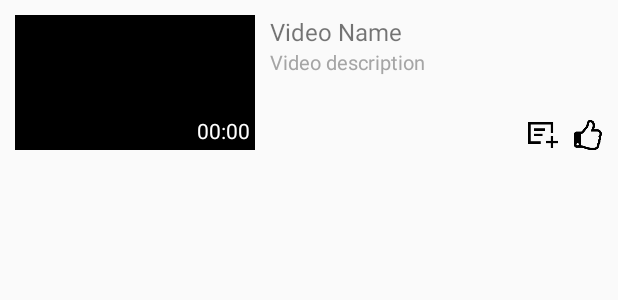
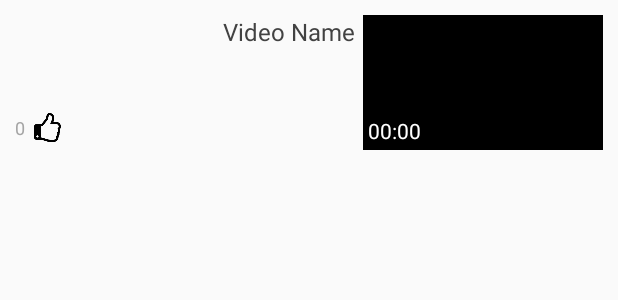
Before and after one commit to EmadHedayati/VideoPlayerForAndroid, an Android app: the layout list_view_list_item_layout.xml on its own in the app's theme, with its tools: preview values and no code run, on a phone screen of 412 x 824 dp. Shown: the top 300 px of the screen. Run offline under Robolectric (Android 15) with nearby library versions, the phone set to English and light mode, and no system bars; network calls fail.

Commit message:
changing layout to rtl

```diff
--- a/app/src/main/res/layout/list_view_list_item_layout.xml
+++ b/app/src/main/res/layout/list_view_list_item_layout.xml
@@ -3,7 +3,87 @@
               android:layout_height="wrap_content"
               android:orientation="horizontal"
               android:id="@+id/EVideoViewLayout"
-              android:padding="10dp">
+              android:padding="10dp"
+              android:descendantFocusability="blocksDescendants">
+
+    <LinearLayout
+        android:layout_width="fill_parent"
+        android:layout_height="90dp"
+        android:layout_weight="1"
+        android:layout_marginRight="5dp"
+        android:orientation="vertical"
+        android:gravity="right">
+
+        <TextView
+            android:id="@+id/listViewVideoTitle"
+            android:layout_width="wrap_content"
+            android:layout_height="wrap_content"
+            android:text="Video Name"
+            android:gravity="right"
+            android:maxLines="2"
+            android:textSize="16dp"
+            android:textColor="#ff424242"
+            />
+
+        <TextView
+            android:id="@+id/listViewVideoViews"
+            android:layout_width="wrap_content"
+            android:layout_height="wrap_content"
+            android:text=""
+            android:textColor="#ffa5a5a5"
+            android:textSize="@dimen/text_size_small"/>
+
+        <TextView
+            android:id="@+id/listViewVideoDescription"
+            android:layout_width="wrap_content"
+            android:layout_height="wrap_content"
+            android:text="Video description"
+            android:textColor="#ffa5a5a5"
+            android:textSize="13dp"
+            android:visibility="gone"/>
+
+        <RelativeLayout
+            android:layout_width="fill_parent"
+            android:layout_height="fill_parent"
+            android:minHeight="30dp">
+
+            <LinearLayout
+                android:layout_width="wrap_content"
+                android:layout_height="wrap_content"
+                android:layout_alignParentLeft="true"
+                android:layout_alignParentBottom="true"
+                android:gravity="center_vertical">
+
+                <TextView
+                    android:id="@+id/listViewVideoLikes"
+                    android:layout_width="wrap_content"
+                    android:layout_height="wrap_content"
+                    android:text="0"
+                    android:textColor="#ffa5a5a5"
+                    android:textSize="@dimen/text_size_small"/>
+
+                <ImageButton
+                    android:layout_width="30dp"
+                    android:layout_height="30dp"
+                    android:padding="5dp"
+                    android:background="@null"
+                    android:src="@drawable/like"
+                    android:scaleType="centerInside"/>
+
+                <ImageButton
+                    android:layout_width="33dp"
+                    android:layout_height="33dp"
+                    android:padding="5dp"
+                    android:background="@null"
+                    android:src="@drawable/views"
+                    android:scaleType="centerInside"
+                    android:visibility="gone"/>
+
+            </LinearLayout>
+
+        </RelativeLayout>
+
+    </LinearLayout>
 
     <RelativeLayout
         android:id="@+id/EVideoViewMediaLayout"
@@ -14,7 +94,7 @@
         <ImageView
             android:id="@+id/listViewVideoCover"
             android:layout_width="match_parent"
-            android:layout_height="250dp"/>
+            android:layout_height="90dp"/>
 
         <TextView
             android:id="@+id/listViewVideoDuration"
@@ -24,67 +104,8 @@
             android:textColor="#fff"
             android:padding="3dp"
             android:layout_alignParentBottom="true"
-            android:layout_alignParentRight="true"/>
+            android:layout_alignParentLeft="true"/>
 
     </RelativeLayout>
 
-    <LinearLayout
-        android:layout_width="fill_parent"
-        android:layout_height="match_parent"
-        android:layout_marginLeft="10dp"
-        android:orientation="vertical">
-
-        <TextView
-            android:id="@+id/listViewVideoTitle"
-            android:layout_width="match_parent"
-            android:layout_height="wrap_content"
-            android:text="Video Name"
-            android:textSize="16dp"
-            />
-
-        <TextView
-            android:id="@+id/listViewVideoDescription"
-            android:layout_width="match_parent"
-            android:layout_height="wrap_content"
-            android:text="Video description"
-            android:textColor="#ffa5a5a5"
-            android:textSize="13dp"/>
-
-        <RelativeLayout
-            android:layout_width="match_parent"
-            android:layout_height="fill_parent">
-
-            <LinearLayout
-                android:layout_width="wrap_content"
-                android:layout_height="wrap_content"
-                android:layout_alignParentBottom="true"
-                android:layout_alignParentRight="true">
-
-                <ImageButton
-                    android:id="@+id/listViewAddToQueue"
-                    android:layout_width="20dp"
-                    android:layout_height="20dp"
-                    android:src="@drawable/add_to_queue"
-                    android:background="@null"
-                    android:scaleType="centerInside"
-                    android:focusable="false"
-                    android:focusableInTouchMode="false"/>
-
-                <ImageButton
-                    android:id="@+id/listViewLike"
-                    android:layout_width="20dp"
-                    android:layout_height="20dp"
-                    android:src="@drawable/like"
-                    android:background="@null"
-                    android:scaleType="centerInside"
-                    android:focusable="false"
-                    android:focusableInTouchMode="false"
-                    android:layout_marginLeft="10dp"/>
-
-            </LinearLayout>
-
-        </RelativeLayout>
-
-    </LinearLayout>
-
 </LinearLayout>
```
